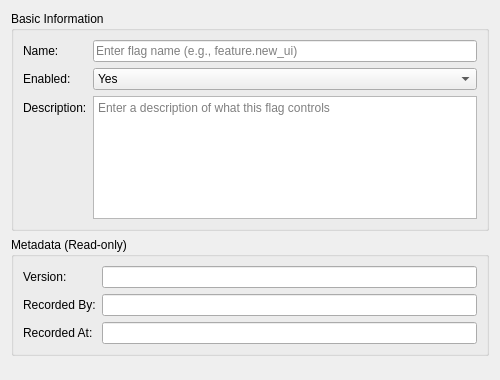
First picture: the form in projects/ores.qt/ui/FeatureFlagDetailDialog.ui, repository OreStudio/OreStudio, before the edit.
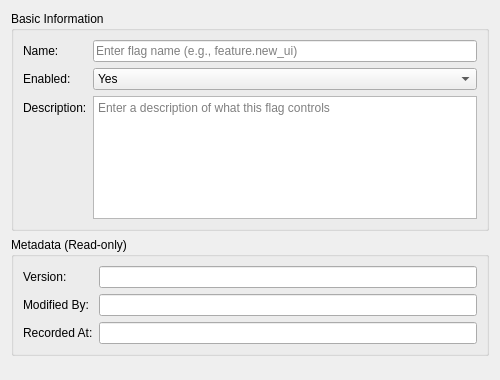
Second picture: the form after the edit.

Commit message: [protocol] Fix audit trail metadata: rename recorded_by, remove from wire format

```diff
--- a/projects/ores.qt/ui/FeatureFlagDetailDialog.ui
+++ b/projects/ores.qt/ui/FeatureFlagDetailDialog.ui
@@ -119,7 +119,7 @@
       <item row="1" column="0">
        <widget class="QLabel" name="labelRecordedBy">
         <property name="text">
-         <string>Recorded By:</string>
+         <string>Modified By:</string>
         </property>
        </widget>
       </item>
```
Left out of the diff: 4 changed lines with no effect on the pictures. The commit also changes 473 other files.
